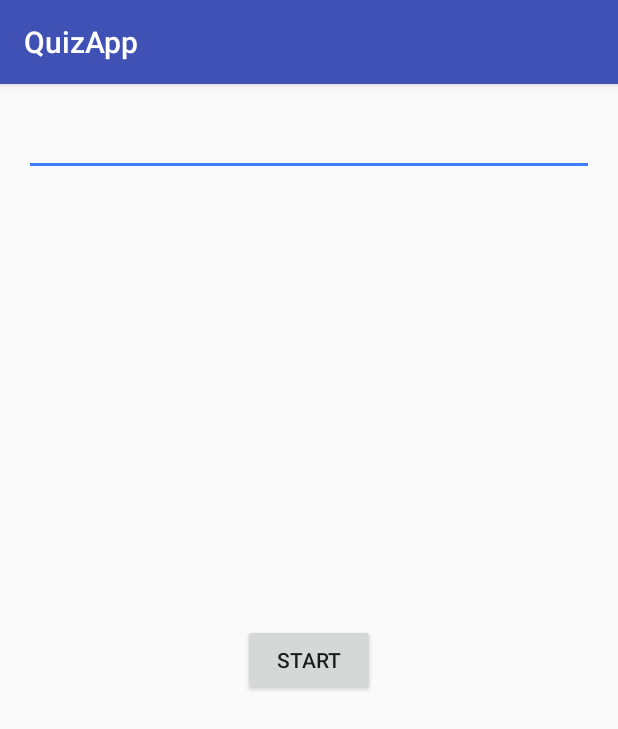
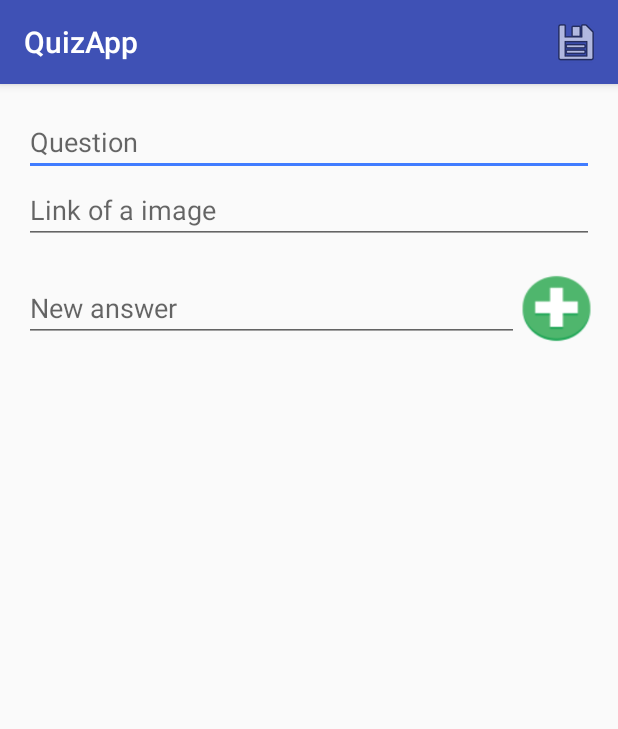
Before and after one commit to jacksoncastro/QuizApp, an Android app: the screen it shows after launch (MainActivity before the commit, FormQuizActivity after it), on a phone screen of 412 x 824 dp. Shown: the top 729 px of the screen. Run offline under Robolectric (Android 15) with nearby library versions, the phone set to English and light mode, and no system bars.

Commit message:
Iniciando formulário de cadastro de perguntas

```diff
--- a/app/build.gradle
+++ b/app/build.gradle
@@ -25,5 +25,6 @@ dependencies {
         exclude group: 'com.android.support', module: 'support-annotations'
     })
     compile 'com.android.support:appcompat-v7:25.0.0'
+    compile 'com.squareup.picasso:picasso:2.5.2'
     testCompile 'junit:junit:4.12'
 }
--- /dev/null
+++ b/app/src/main/java/br/com/jackson/quizapp/FormQuizActivity.java
@@ -0,0 +1,94 @@
+package br.com.jackson.quizapp;
+
+import android.content.Context;
+import android.content.Intent;
+import android.support.v7.app.AppCompatActivity;
+import android.os.Bundle;
+import android.view.Menu;
+import android.view.MenuInflater;
+import android.view.MenuItem;
+import android.view.View;
+import android.view.inputmethod.InputMethodManager;
+import android.widget.Button;
+import android.widget.EditText;
+import android.widget.ListView;
+import android.widget.Toast;
+
+import java.util.ArrayList;
+import java.util.Arrays;
+import java.util.List;
+
+import br.com.jackson.quizapp.adapters.MyCustomAdapter;
+
+public class FormQuizActivity extends AppCompatActivity {
+
+    private List<String> answers = new ArrayList<>();
+
+    @Override
+    protected void onCreate(Bundle savedInstanceState) {
+        super.onCreate(savedInstanceState);
+        setContentView(R.layout.activity_form_quiz);
+
+        //instantiate custom adapter
+        MyCustomAdapter adapter = new MyCustomAdapter(answers, this);
+
+        //handle listview and assign adapter
+        final ListView listView = (ListView)findViewById(R.id.answers);
+        listView.setAdapter(adapter);
+
+        Button addAnswerButton = (Button) findViewById(R.id.add_answer);
+        addAnswerButton.setOnClickListener(new View.OnClickListener() {
+            @Override
+            public void onClick(View view) {
+
+                EditText editText = (EditText) findViewById(R.id.new_answer);
+
+                if (editText.getText().toString().isEmpty()) {
+                    Toast.makeText(FormQuizActivity.this, R.string.field_empty, Toast.LENGTH_SHORT).show();
+                } else {
+                    addNewAnswer(editText, listView);
+                }
+            }
+        });
+    }
+
+
+    private void addNewAnswer(EditText editText, ListView listView) {
+        answers.add(editText.getText().toString());
+
+        //instantiate custom adapter
+        MyCustomAdapter adapter = new MyCustomAdapter(answers, FormQuizActivity.this);
+
+        listView.setAdapter(adapter);
+
+        editText.setText(null);
+
+        closeKeyboard(listView);
+    }
+
+    private void closeKeyboard(View view) {
+        InputMethodManager imm = (InputMethodManager) getSystemService(Context.INPUT_METHOD_SERVICE);
+        imm.hideSoftInputFromWindow(view.getWindowToken(), 0);
+    }
+
+    @Override
+    public boolean onCreateOptionsMenu(Menu menu) {
+        MenuInflater menuInflater = getMenuInflater();
+        menuInflater.inflate(R.menu.menu_form, menu);
+        return super.onCreateOptionsMenu(menu);
+    }
+
+
+    @Override
+    public boolean onOptionsItemSelected(MenuItem item) {
+        switch (item.getItemId()) {
+            case R.id.menu_formulario_ok :
+                Toast.makeText(FormQuizActivity.this, "Chora", Toast.LENGTH_SHORT).show();
+//                salvarFormulario();
+//                finish();
+                break;
+        }
+
+        return super.onOptionsItemSelected(item);
+    }
+}
--- /dev/null
+++ b/app/src/main/res/layout/activity_form_quiz.xml
@@ -0,0 +1,60 @@
+<?xml version="1.0" encoding="utf-8"?>
+<RelativeLayout xmlns:android="http://schemas.android.com/apk/res/android"
+    xmlns:tools="http://schemas.android.com/tools"
+    android:id="@+id/activity_form_quiz"
+    android:layout_width="match_parent"
+    android:layout_height="match_parent"
+    android:paddingBottom="@dimen/activity_vertical_margin"
+    android:paddingLeft="@dimen/activity_horizontal_margin"
+    android:paddingRight="@dimen/activity_horizontal_margin"
+    android:paddingTop="@dimen/activity_vertical_margin"
+    tools:context="br.com.jackson.quizapp.FormQuizActivity">
+
+    <EditText
+        android:id="@+id/question"
+        android:layout_width="match_parent"
+        android:layout_height="wrap_content"
+        android:maxLines="1"
+        android:hint="@string/form_quiz_question" />
+
+    <EditText
+        android:id="@+id/link_image"
+        android:layout_width="match_parent"
+        android:layout_height="wrap_content"
+        android:layout_below="@id/question"
+        android:hint="@string/form_quiz_link_image"
+        android:inputType="textUri"
+        android:maxLines="1"
+        />
+
+    <EditText
+        android:id="@+id/new_answer"
+        android:layout_width="match_parent"
+        android:layout_height="wrap_content"
+        android:layout_below="@id/link_image"
+        android:layout_toLeftOf="@+id/add_answer"
+        android:layout_toStartOf="@+id/add_answer"
+        android:layout_marginTop="20dp"
+        android:hint="@string/new_answer_edit"
+        android:maxLines="3"
+        android:maxLength="100"/>
+
+    <ListView
+        android:id="@+id/answers"
+        android:layout_width="match_parent"
+        android:layout_height="match_parent"
+        android:layout_below="@id/new_answer"
+        android:layout_marginTop="10dp">
+    </ListView>
+
+    <Button
+        android:id="@+id/add_answer"
+        android:layout_width="50dp"
+        android:layout_height="46dp"
+        android:layout_alignParentRight="true"
+        android:layout_alignParentEnd="true"
+        android:layout_alignTop="@+id/new_answer"
+        android:background="@drawable/add_64px"
+        />
+
+</RelativeLayout>
--- /dev/null
+++ b/app/src/main/res/menu/menu_form.xml
@@ -0,0 +1,13 @@
+<?xml version="1.0" encoding="utf-8"?>
+<menu xmlns:android="http://schemas.android.com/apk/res/android"
+    xmlns:tools="http://schemas.android.com/tools"
+    xmlns:app="http://schemas.android.com/apk/res-auto"
+    tools:context="br.com.jackson.agenda.FormularioActivity">
+
+    <item
+        android:id="@+id/menu_formulario_ok"
+        android:title="Ok"
+        android:icon="@android:drawable/ic_menu_save"
+        app:showAsAction="always" />
+
+</menu>
--- a/app/src/main/res/values/strings.xml
+++ b/app/src/main/res/values/strings.xml
@@ -6,4 +6,8 @@
     <string name="punctuation">Your punctuation %1$s:</string>
     <string name="assertiveness">Got %1$d question(s) out of %2$d</string>
     <string name="restart">Restart</string>
+    <string name="form_quiz_question">Question</string>
+    <string name="new_answer_edit">New answer</string>
+    <string name="field_empty">Answer cannot be empty</string>
+    <string name="form_quiz_link_image">Link of a image</string>
 </resources>
```
Also changed, not shown: app/src/main/AndroidManifest.xml (+7 -4 lines), app/src/main/java/br/com/jackson/quizapp/adapters/MyCustomAdapter.java (added, +107 -0 lines), app/src/main/res/layout/list_view_form_quiz.xml (added, +22 -0 lines), app/src/main/res/drawable/add_64px.png (added), app/src/main/res/drawable/delete_64px.png (added), 1 other file.
